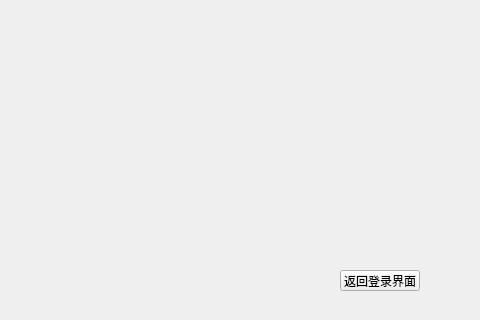
The window that easyclock.ui (aaaMsLIUfruit/Tomato_bell) describes before a commit, drawn with Qt 5; both pictures show x 320 to 800 and y 280 to 600 of the 800 by 600 pixel window.
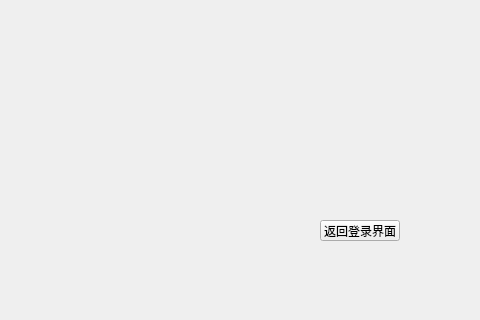
The same window after the commit.

Diff of the .ui file:
```diff
--- a/easyclock.ui
+++ b/easyclock.ui
@@ -16,8 +16,8 @@
   <widget class="QPushButton" name="exitButton">
    <property name="geometry">
     <rect>
-     <x>660</x>
-     <y>550</y>
+     <x>640</x>
+     <y>500</y>
      <width>80</width>
      <height>21</height>
     </rect>
```
